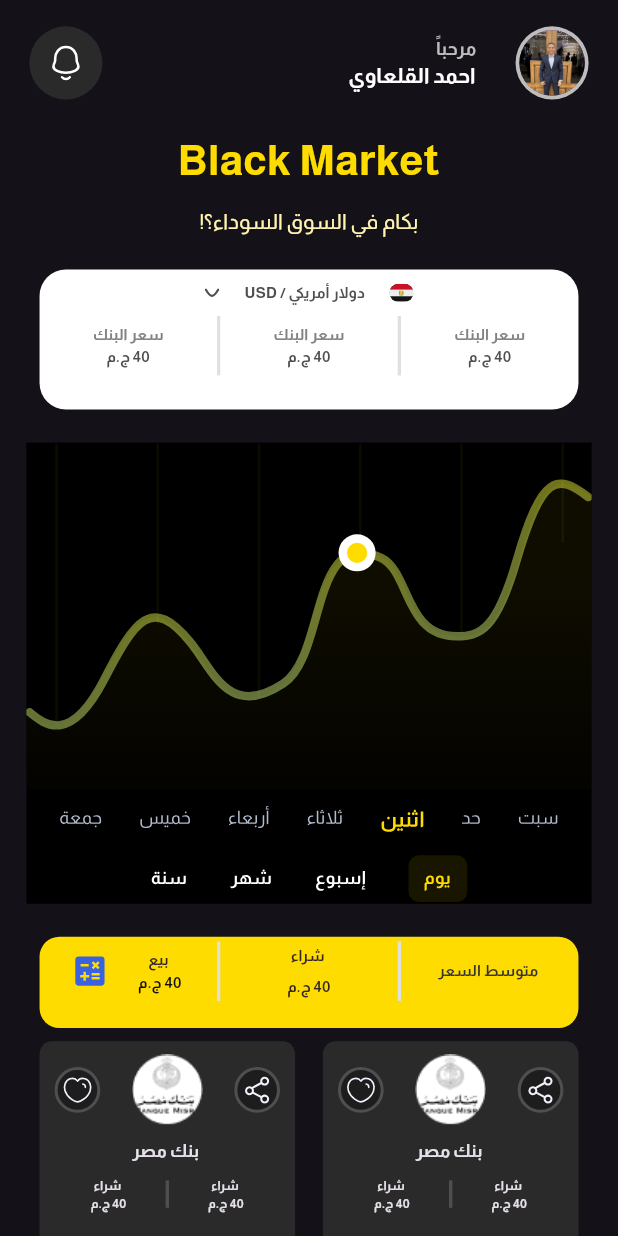
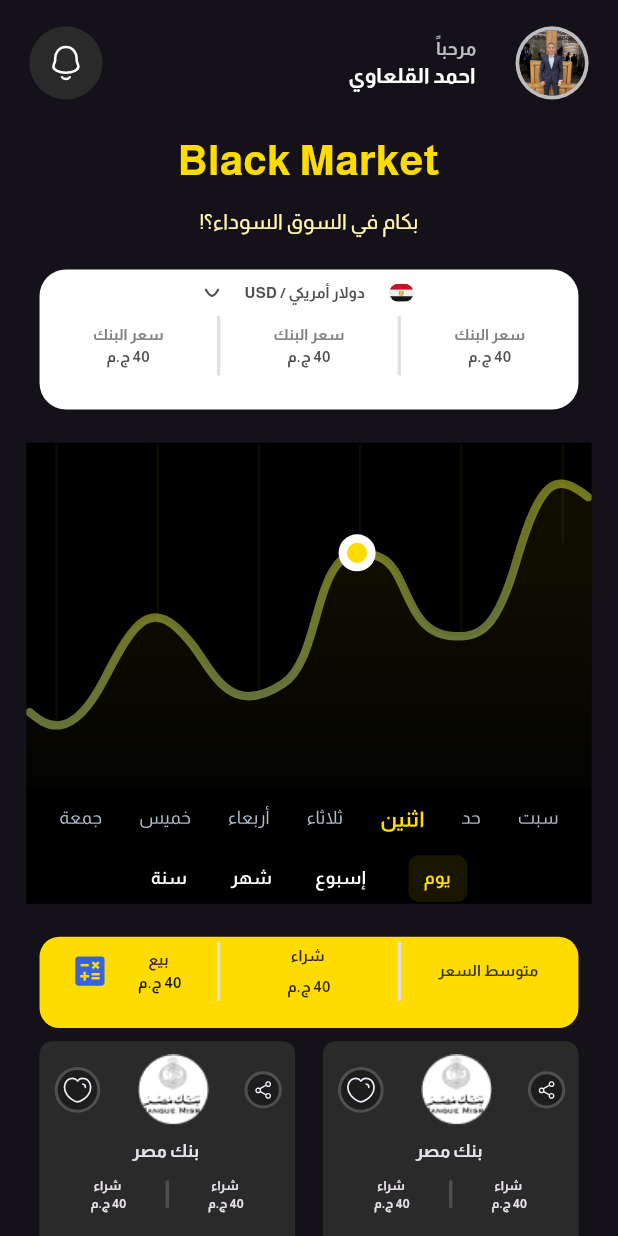
Before and after one commit to a7medAlqal3awyi/black-store-app, a Flutter app: the MainScreen screen opened directly, on a phone screen of 412 x 824 dp. Run offline on Flutter 3.47's test engine with Material 2 defaults, Android fonts, the phone set to English and light mode, and no system bars; our stand-ins replace flutter_screenutil, flutter_svg.

Commit message:
refactor favorite and share icons

```diff
--- a/lib/main.dart
+++ b/lib/main.dart
@@ -1,7 +1,7 @@
 import 'package:flutter/material.dart';
 import 'package:flutter_localizations/flutter_localizations.dart';
 import 'package:flutter_screenutil/flutter_screenutil.dart';
-import 'package:the_black_store/presentation/screens/gold_screen.dart';
+import 'package:the_black_store/presentation/screens/main_screen.dart';
 
 void main() {
   runApp(const MyApp());
@@ -35,7 +35,7 @@ class MyApp extends StatelessWidget {
               Locale('ar'),
               Locale('en'),
             ],
-            home: const GoldScreen(),
+            home: const MainScreen(),
           );
         });
   }
--- a/lib/presentation/screens/gold_screen.dart
+++ b/lib/presentation/screens/gold_screen.dart
@@ -84,7 +84,26 @@ class _GoldScreenState extends State<GoldScreen>
                 ),
               ),
             ),
-          )
+          ),
+          Container(
+            width: 156.w,
+            height: 134.3.h,
+            decoration: BoxDecoration(
+                borderRadius: BorderRadius.circular(8.w), color: AppStyles.bg),
+            child: Column(
+              children: [
+                Row(
+                  children: [
+                    SizedBox(
+                      width: 46.64.w,
+                      height: 46.64.h,
+                      child: Image.asset("assets/images/gold.png"),
+                    )
+                  ],
+                ),
+              ],
+            ),
+          ),
         ],
       ),
     );
--- a/lib/presentation/screens/main_screen.dart
+++ b/lib/presentation/screens/main_screen.dart
@@ -3,6 +3,8 @@ import 'package:flutter_screenutil/flutter_screenutil.dart';
 import 'package:flutter_svg/flutter_svg.dart';
 import 'package:the_black_store/core/styles/app_styles.dart';
 import 'package:the_black_store/core/utils/app_constants.dart';
+import '../widgets/favorite_icon.dart';
+import '../widgets/share_icon.dart';
 import '../widgets/vertical_divider.dart';
 import 'app_bar_of_main_sc.dart';
 
@@ -273,48 +275,14 @@ class MainScreen extends StatelessWidget {
                             child: Row(
                               mainAxisAlignment: MainAxisAlignment.spaceBetween,
                               children: [
-                                Container(
-                                  width: 30.w,
-                                  height: 30.h,
-                                  decoration: BoxDecoration(
-                                      shape: BoxShape.circle,
-                                      color: Colors.black.withOpacity(.3),
-                                      border: Border.all(
-                                          color: const Color(0xFF4F4F4F),
-                                          width: 2)),
-                                  child: Padding(
-                                    padding: const EdgeInsets.all(4.0),
-                                    child: SvgPicture.asset(
-                                      "assets/icons/share.svg",
-                                      width: 15.5.w,
-                                      height: 15.5.h,
-                                    ),
-                                  ),
-                                ),
+                                const ShareIcon(),
                                 SizedBox(
                                     width: 46.64.w,
                                     height: 46.64.h,
                                     child: Image.asset(
                                       "assets/icons/bank.png",
                                     )),
-                                Container(
-                                  width: 30.w,
-                                  height: 30.h,
-                                  decoration: BoxDecoration(
-                                      shape: BoxShape.circle,
-                                      color: Colors.black.withOpacity(.3),
-                                      border: Border.all(
-                                          color: const Color(0xFF4F4F4F),
-                                          width: 2)),
-                                  child: Padding(
-                                    padding: const EdgeInsets.all(4.0),
-                                    child: SvgPicture.asset(
-                                      "assets/icons/Heart.svg",
-                                      width: 15.5.w,
-                                      height: 15.5.h,
-                                    ),
-                                  ),
-                                ),
+                                const FavoriteIcon()
                               ],
                             ),
                           ),
--- /dev/null
+++ b/lib/presentation/widgets/favorite_icon.dart
@@ -0,0 +1,27 @@
+import 'package:flutter/material.dart';
+import 'package:flutter_screenutil/flutter_screenutil.dart';
+import 'package:flutter_svg/svg.dart';
+
+class FavoriteIcon extends StatelessWidget {
+  const FavoriteIcon({super.key});
+
+  @override
+  Widget build(BuildContext context) {
+    return Container(
+      width: 30.w,
+      height: 30.h,
+      decoration: BoxDecoration(
+          shape: BoxShape.circle,
+          color: Colors.black.withOpacity(.3),
+          border: Border.all(color: const Color(0xFF4F4F4F), width: 2)),
+      child: Padding(
+        padding: const EdgeInsets.all(4.0),
+        child: SvgPicture.asset(
+          "assets/icons/Heart.svg",
+          width: 15.5.w,
+          height: 15.5.h,
+        ),
+      ),
+    );
+  }
+}
--- /dev/null
+++ b/lib/presentation/widgets/share_icon.dart
@@ -0,0 +1,27 @@
+import 'package:flutter/material.dart';
+import 'package:flutter_screenutil/flutter_screenutil.dart';
+import 'package:flutter_svg/svg.dart';
+
+class ShareIcon extends StatelessWidget {
+  const ShareIcon({super.key});
+
+  @override
+  Widget build(BuildContext context) {
+    return Container(
+      width: 24.88,
+      height: 24.88,
+      decoration: BoxDecoration(
+          shape: BoxShape.circle,
+          color: Colors.black.withOpacity(.3),
+          border: Border.all(color: const Color(0xFF4F4F4F), width: 2)),
+      child: Padding(
+        padding: EdgeInsets.all(4.w),
+        child: SvgPicture.asset(
+          "assets/icons/share.svg",
+          width: 15.5.w,
+          height: 15.5.h,
+        ),
+      ),
+    );
+  }
+}
```
Also changed, not shown: assets/images/gold.png (added).
